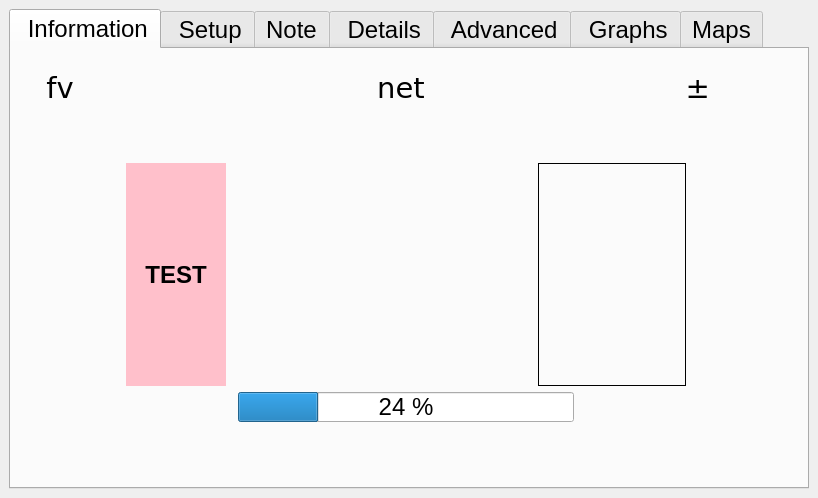
LowellInstruments/ddh_old, file ddh/gui/designer_main.ui: the form before one commit.
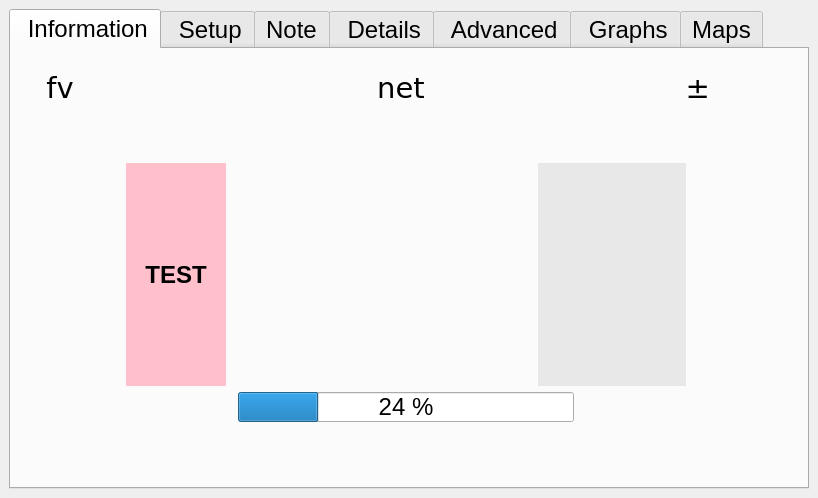
The form after the commit. Icons and pictures are not drawn.

```diff
--- a/ddh/gui/designer_main.ui
+++ b/ddh/gui/designer_main.ui
@@ -165,8 +165,11 @@
               <property name="autoFillBackground">
                <bool>false</bool>
               </property>
+              <property name="styleSheet">
+               <string notr="true">background-color: rgb(232, 232, 232)</string>
+              </property>
               <property name="frameShape">
-               <enum>QFrame::Box</enum>
+               <enum>QFrame::NoFrame</enum>
               </property>
               <property name="textFormat">
                <enum>Qt::PlainText</enum>
```
